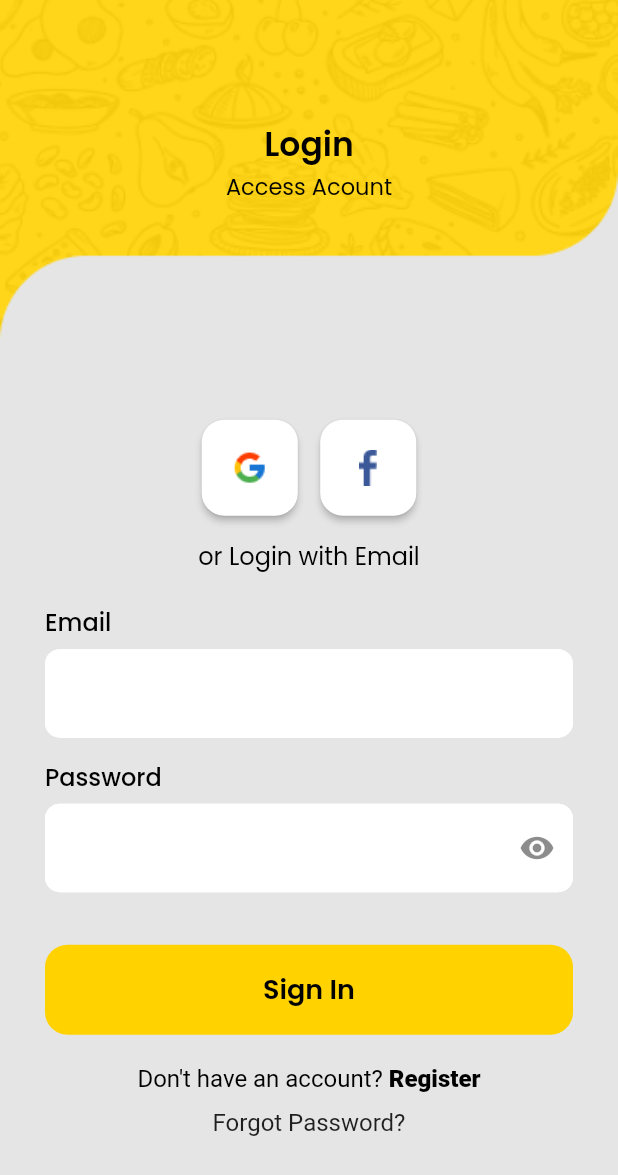
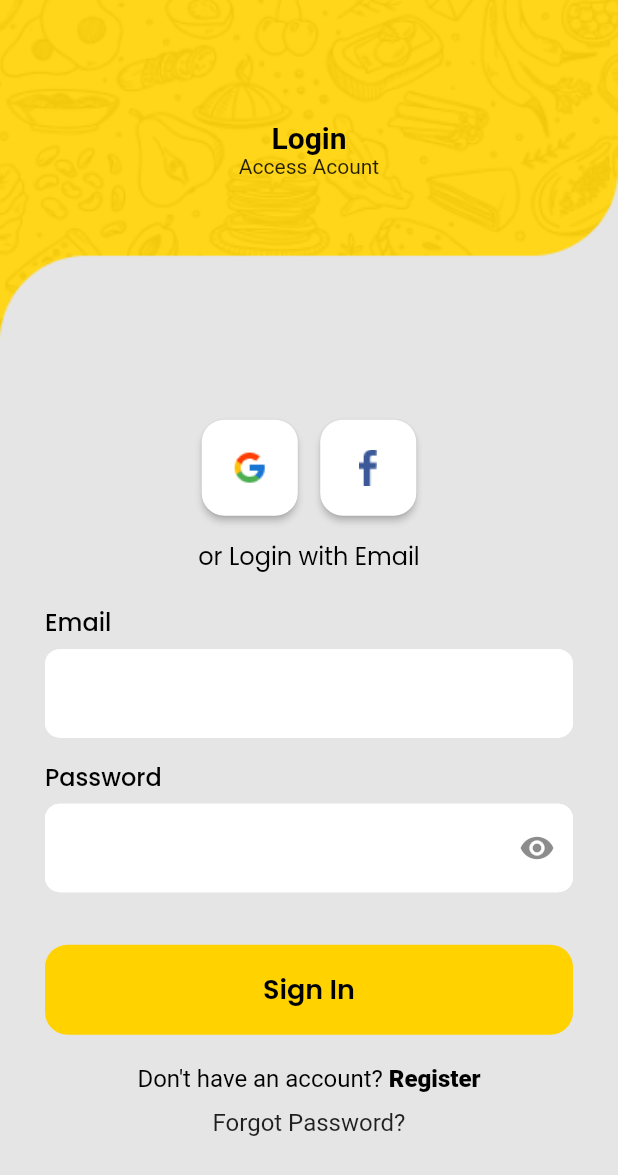
Before and after one commit to Proacademy-Online/food-app, a Flutter app: the screen it shows after launch, after a tap on "Skip", on a phone screen of 412 x 824 dp. Shown: the top 1175 px of the screen. Run offline on Flutter 3.47's test engine with Material 2 defaults, Android fonts, the phone set to English and light mode, and no system bars; our stand-ins replace animate_do, awesome_dialog, carousel_slider, cloud_firestore, email_validator, firebase_auth and 3 more; accounts and stored records are empty.

Commit message:
home screen changes

```diff
--- a/lib/components/custom_header.dart
+++ b/lib/components/custom_header.dart
@@ -1,60 +1,51 @@
 import 'package:flutter/material.dart';
 import 'package:food_app/utils/constants.dart';
-import 'package:google_fonts/google_fonts.dart';
 
 class CustomHeader extends StatelessWidget {
   const CustomHeader({
     Key? key,
-    required this.size,
+    required this.image,
     this.header,
     this.tagline,
-    this.image,
+    required this.size,
     this.widget,
   }) : super(key: key);
 
   final Size size;
-  final String? image;
+  final String image;
   final String? header;
   final String? tagline;
   final Widget? widget;
-
   @override
   Widget build(BuildContext context) {
     return Stack(
       children: [
         Image.asset(
-          Constants.imageAsset(image),
+          Constants.imageAsset(
+            image,
+          ),
           width: size.width,
           fit: BoxFit.fitWidth,
         ),
         widget == null
             ? Center(
                 child: Column(
-                  mainAxisAlignment: MainAxisAlignment.center,
                   children: [
-                    const SizedBox(
-                      height: 80,
-                    ),
+                    const SizedBox(height: 80),
                     Text(
                       header ?? "",
-                      style: GoogleFonts.poppins(
-                        fontSize: 22,
-                        color: Colors.black,
-                        fontWeight: FontWeight.w600,
-                      ),
+                      style: TextStyle(fontSize: 20, color: Colors.black, fontWeight: FontWeight.bold),
                     ),
                     Text(
                       tagline ?? "",
-                      style: GoogleFonts.poppins(
-                        fontSize: 15,
-                        color: Colors.black,
-                        fontWeight: FontWeight.w400,
+                      style: TextStyle(
+                        fontSize: 14,
                       ),
-                    )
+                    ),
                   ],
                 ),
               )
-            : widget!
+            : widget!,
       ],
     );
   }
--- /dev/null
+++ b/lib/components/custom_text.dart
@@ -0,0 +1,29 @@
+import 'package:flutter/material.dart';
+import 'package:food_app/utils/app_colors.dart';
+import 'package:google_fonts/google_fonts.dart';
+
+class CustomText extends StatelessWidget {
+  const CustomText({
+    Key? key,
+    required this.text,
+    this.fontSize = 15,
+    this.color = kblack,
+    this.fontWeight,
+  }) : super(key: key);
+
+  final String text;
+  final double fontSize;
+  final Color color;
+  final FontWeight? fontWeight;
+  @override
+  Widget build(BuildContext context) {
+    return Text(
+      text,
+      style: GoogleFonts.poppins(
+        fontSize: fontSize,
+        color: color,
+        fontWeight: fontWeight,
+      ),
+    );
+  }
+}
--- a/lib/screens/home_screen/home_page.dart
+++ b/lib/screens/home_screen/home_page.dart
@@ -16,16 +16,17 @@ class HomePage extends StatelessWidget {
             size: size,
             image: "top.png",
             widget: Padding(
-              padding: EdgeInsets.only(left: 30, right: 30, top: 66),
+              padding: const EdgeInsets.only(left: 30, right: 30, top: 66),
               child: CustomTextfeild(
+                hintText: 'Find your taste',
                 preffix: Icon(
                   Icons.search,
                   color: greyColor,
                 ),
-                hintText: 'Find your taste',
               ),
             ),
           ),
+
         ],
       ),
     );
--- a/lib/screens/login_screen/login_screen.dart
+++ b/lib/screens/login_screen/login_screen.dart
@@ -8,6 +8,7 @@ import 'package:food_app/components/custom_button.dart';
 import 'package:food_app/components/custom_dialogbox.dart';
 import 'package:food_app/components/custom_header.dart';
 import 'package:food_app/components/custom_loader.dart';
+import 'package:food_app/components/custom_text.dart';
 import 'package:food_app/components/custom_textfeild.dart';
 import 'package:food_app/controllers/auth_controller.dart';
 import 'package:food_app/screens/login_screen/forgot_password_screen.dart';
@@ -111,13 +112,10 @@ class _LoginPageState extends State<LoginPage> {
                             const SizedBox(height: 6),
                             CustomTextfeild(controller: _email),
                             const SizedBox(height: 14),
-                            Text(
-                              'Password',
-                              style: GoogleFonts.poppins(
-                                fontSize: 16,
-                                color: Colors.black,
-                                fontWeight: FontWeight.w500,
-                              ),
+                            CustomText(
+                              text: 'Password',
+                              fontSize: 16,
+                              fontWeight: FontWeight.w500,
                             ),
                             const SizedBox(height: 6),
                             SizedBox(
--- a/pubspec.yaml
+++ b/pubspec.yaml
@@ -43,6 +43,7 @@ dependencies:
   awesome_dialog: ^2.1.1
   cloud_firestore: "^2.5.3"
   flutter_spinkit: ^5.1.0
+  flutter_svg: ^0.22.0
 
 dev_dependencies:
   flutter_test:
@@ -69,7 +70,7 @@ flutter:
   # To add assets to your application, add an assets section, like this:
   assets:
     - assets/images/
-  #   - images/a_dot_ham.jpeg
+    - assets/icons/
 
   # An image asset can refer to one or more resolution-specific "variants", see
   # https://flutter.dev/assets-and-images/#resolution-aware.
```
Also changed, not shown: assets/icons/location.svg (added), pubspec.lock.
